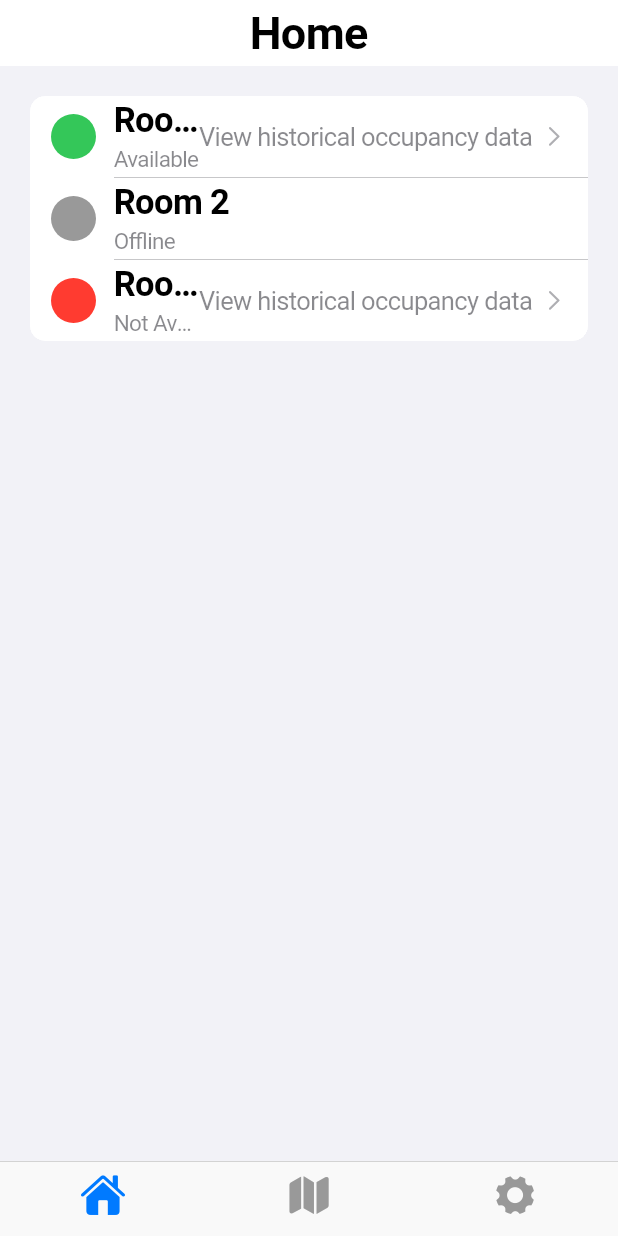
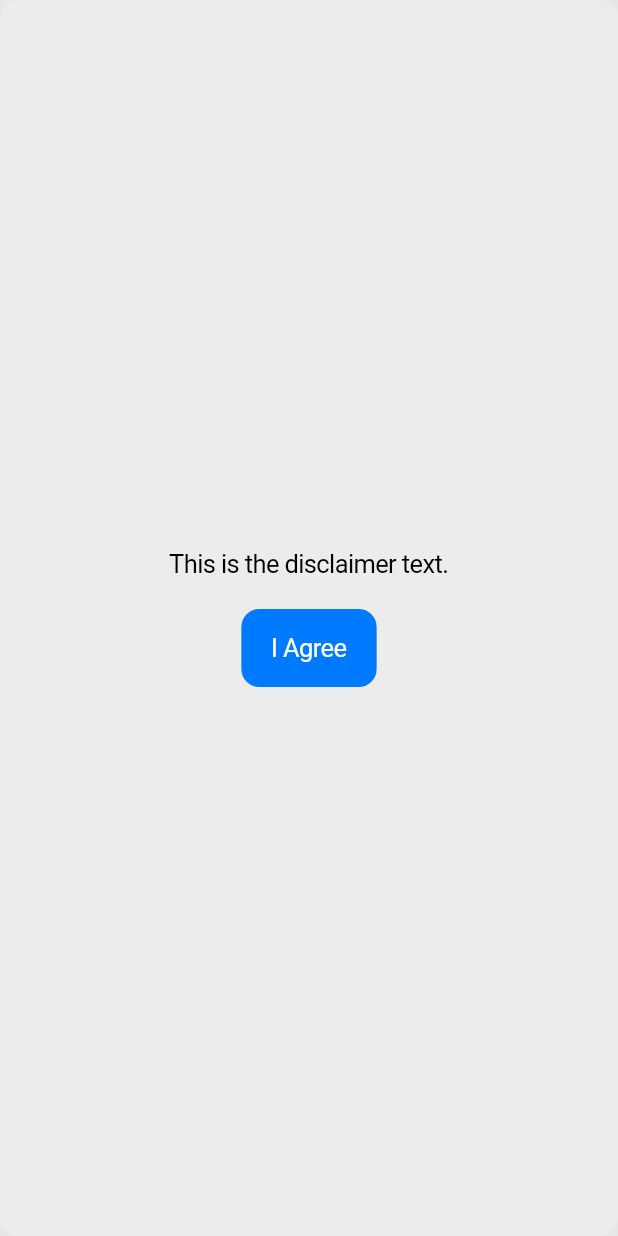
Before and after one commit to Solirix/OpenRooms-Application, a Flutter app: the screen it shows after launch, on a phone screen of 412 x 824 dp. Run offline on Flutter 3.47's test engine with Material 3 defaults, Android fonts, the phone set to English and light mode, and no system bars.

Commit message:
add disclaimer page

```diff
--- /dev/null
+++ b/lib/disclaimer.dart
@@ -0,0 +1,24 @@
+import 'package:flutter/cupertino.dart';
+
+class DisclaimerPage extends StatelessWidget {
+  const DisclaimerPage({Key? key}) : super(key: key);
+
+  @override
+  Widget build(BuildContext context) {
+    return CupertinoPopupSurface(
+      child: Center(
+        child: Column(
+          mainAxisAlignment: MainAxisAlignment.center,
+          children: [
+            const Text('This is the disclaimer text.'),
+            const SizedBox(height: 20),
+            CupertinoButton.filled(
+              onPressed: () => Navigator.pushReplacementNamed(context, '/home'),
+              child: const Text('I Agree'),
+            ),
+          ],
+        ),
+      ),
+    );
+  }
+}
--- a/lib/home.dart
+++ b/lib/home.dart
@@ -1,4 +1,5 @@
 import 'package:flutter/cupertino.dart';
+import 'package:openrooms/disclaimer.dart';
 import 'package:openrooms/hourly_occupancy.dart';
 
 class HomePage extends StatelessWidget {
@@ -37,7 +38,7 @@ class HomePage extends StatelessWidget {
                 onTap: () => Navigator.of(context).push(
                   CupertinoPageRoute<void>(
                     builder: (BuildContext context) {
-                      return const HourlyOccupancy();
+                      return const DisclaimerPage();
                     },
                   ),
                 ),
--- a/lib/main.dart
+++ b/lib/main.dart
@@ -2,21 +2,45 @@ import 'package:flutter/cupertino.dart'; //iOS styling
 import 'package:openrooms/home.dart'; //importing home page
 import 'package:openrooms/map.dart'; //importing map page
 import 'package:openrooms/settings.dart'; //importing settings page
+import 'package:openrooms/disclaimer.dart'; //importing disclaimer page
 
 // Cupertino is iOS styling. Look up flutter cupertino there's a lot of docs.
 /// Flutter code sample for [CupertinoTabBar].
+///
+const String initialRoute = '/disclaimer';
 
 void main() => runApp(const OpenRooms());
 
+// class OpenRooms extends StatelessWidget {
+//   const OpenRooms({super.key});
+
+//   @override
+//   Widget build(BuildContext context) {
+//     return const CupertinoApp(
+//       //can change this to dark for dark mode it looks like
+//       theme: CupertinoThemeData(brightness: Brightness.light),
+//       home: DisclaimerPage(), //make this
+//     );
+//   }
+// }
+
 class OpenRooms extends StatelessWidget {
-  const OpenRooms({super.key});
+  const OpenRooms({Key? key}) : super(key: key);
 
   @override
   Widget build(BuildContext context) {
-    return const CupertinoApp(
-      //can change this to dark for dark mode it looks like
-      theme: CupertinoThemeData(brightness: Brightness.light),
-      home: CupertinoTabBarBottom(),
+    return CupertinoApp(
+      theme: const CupertinoThemeData(brightness: Brightness.light),
+      onGenerateRoute: (settings) {
+        switch (settings.name) {
+          case '/home':
+            return CupertinoPageRoute(
+                builder: (_) => const CupertinoTabBarBottom());
+          case '/disclaimer':
+          default:
+            return CupertinoPageRoute(builder: (_) => const DisclaimerPage());
+        }
+      },
     );
   }
 }
--- a/pubspec.yaml
+++ b/pubspec.yaml
@@ -36,6 +36,7 @@ dependencies:
   # Use with the CupertinoIcons class for iOS style icons.
   cupertino_icons: ^1.0.2
   intl: ^0.19.0
+  shared_preferences: ^2.2.2
 
 dev_dependencies:
   flutter_test:
```
Also changed, not shown: pubspec.lock, 1 other file.
